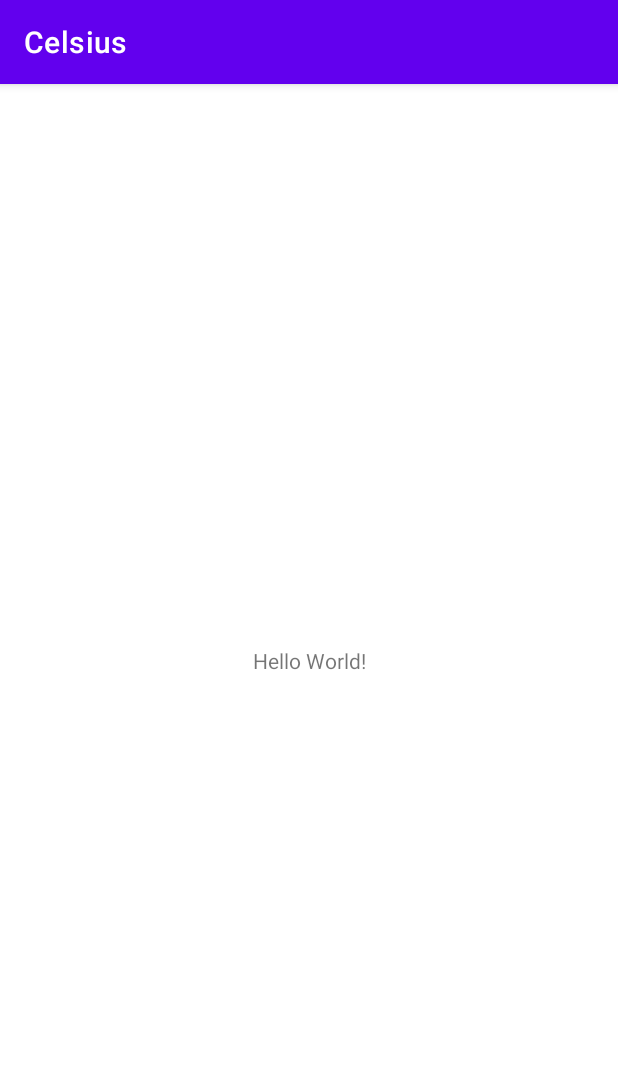
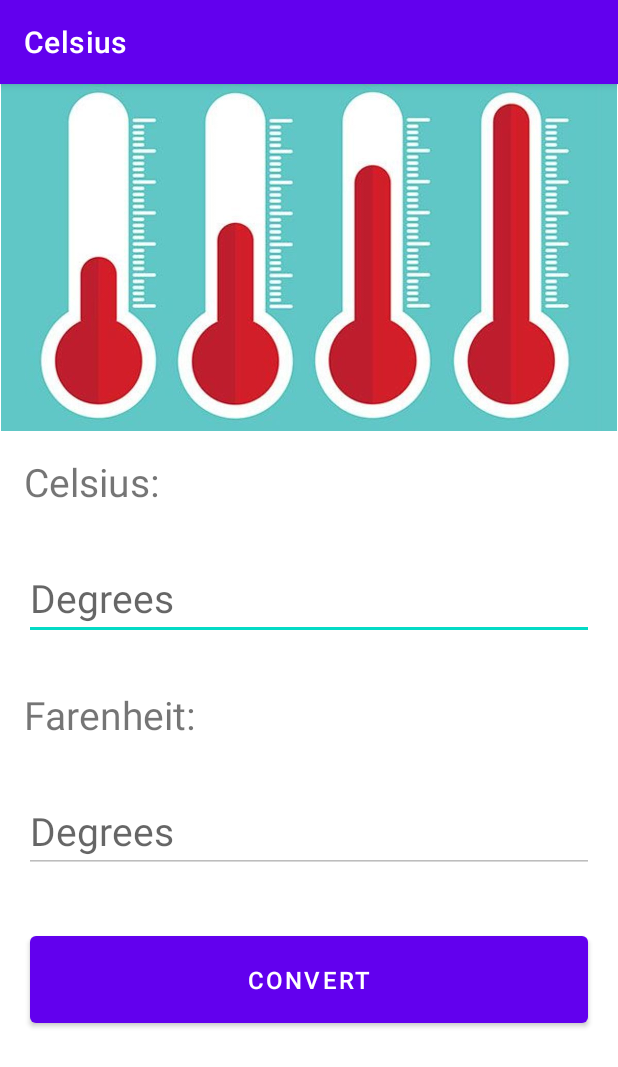
Before and after one commit to sebastianbellodev/android-celsius-app, an Android app: the screen it shows after launch (MainActivity), on a phone screen of 412 x 824 dp. Shown: the top 1067 px of the screen. Run offline under Robolectric (Android 15) with nearby library versions, the phone set to English and light mode, and no system bars.

Commit message:
Update MainActivity.java and activity_main.xml

```diff
--- a/app/src/main/java/com/example/celsius/MainActivity.java
+++ b/app/src/main/java/com/example/celsius/MainActivity.java
@@ -3,12 +3,30 @@ package com.example.celsius;
 import androidx.appcompat.app.AppCompatActivity;
 
 import android.os.Bundle;
+import android.widget.Button;
+import android.widget.EditText;
 
 public class MainActivity extends AppCompatActivity {
 
+    private static final double FORMULA_FRACTION = 1.8;
     @Override
     protected void onCreate(Bundle savedInstanceState) {
         super.onCreate(savedInstanceState);
         setContentView(R.layout.activity_main);
+
+        EditText celsiusDegrees = findViewById(R.id.celsius_degrees);
+        EditText fahrenheitDegrees = findViewById(R.id.farenheit_degrees);
+        fahrenheitDegrees.setEnabled(false);
+        Button convertButton = findViewById(R.id.convert_button);
+
+        convertButton.setOnClickListener(v -> {
+            String result = String.valueOf(setFahrenheitDegrees(celsiusDegrees.getText().toString()));
+            fahrenheitDegrees.setText(String.format("%s °F", result));
+        });
+    }
+
+    private double setFahrenheitDegrees(String celsius) {
+        double degrees = Double.parseDouble(celsius);
+        return (degrees * FORMULA_FRACTION) + 32;
     }
 }
--- a/app/src/main/res/layout/activity_main.xml
+++ b/app/src/main/res/layout/activity_main.xml
@@ -1,18 +1,61 @@
 <?xml version="1.0" encoding="utf-8"?>
-<androidx.constraintlayout.widget.ConstraintLayout xmlns:android="http://schemas.android.com/apk/res/android"
+<LinearLayout xmlns:android="http://schemas.android.com/apk/res/android"
     xmlns:app="http://schemas.android.com/apk/res-auto"
     xmlns:tools="http://schemas.android.com/tools"
     android:layout_width="match_parent"
     android:layout_height="match_parent"
+    android:orientation="vertical"
     tools:context=".MainActivity">
 
+    <ImageView
+        android:layout_width="match_parent"
+        android:layout_height="wrap_content"
+        android:adjustViewBounds="true"
+        android:src="@drawable/temperature" />
+
     <TextView
+        android:id="@+id/celsius"
         android:layout_width="wrap_content"
         android:layout_height="wrap_content"
-        android:text="Hello World!"
-        app:layout_constraintBottom_toBottomOf="parent"
-        app:layout_constraintEnd_toEndOf="parent"
-        app:layout_constraintStart_toStartOf="parent"
-        app:layout_constraintTop_toTopOf="parent" />
+        android:text="Celsius:"
+        android:textSize="26sp"
+        android:layout_margin="16sp"
+        />
 
-</androidx.constraintlayout.widget.ConstraintLayout>
+    <EditText
+        android:id="@+id/celsius_degrees"
+        android:layout_width="match_parent"
+        android:layout_height="wrap_content"
+        android:hint="Degrees"
+        android:inputType="numberPassword"
+        android:textSize="26sp"
+        android:layout_margin="16sp"
+        />
+
+    <TextView
+        android:id="@+id/farenheit"
+        android:layout_width="wrap_content"
+        android:layout_height="wrap_content"
+        android:text="Farenheit:"
+        android:textSize="26sp"
+        android:layout_margin="16sp"
+        />
+
+    <EditText
+        android:id="@+id/farenheit_degrees"
+        android:layout_width="match_parent"
+        android:layout_height="wrap_content"
+        android:hint="Degrees"
+        android:textSize="26sp"
+        android:layout_margin="16sp"
+        />
+
+    <Button
+        android:id="@+id/convert_button"
+        android:layout_width="match_parent"
+        android:layout_height="70dp"
+        android:layout_margin="20sp"
+        android:text="Convert"
+        android:textSize="16sp" />
+
+</LinearLayout>
```
Also changed, not shown: app/src/main/res/drawable/temperature.jpg (added).
